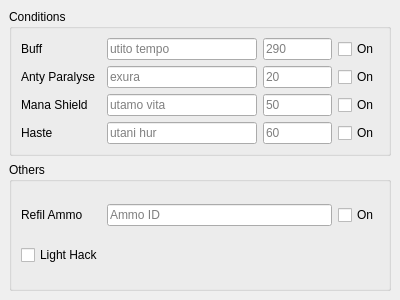
Old version of the form MVC/View/Miscellaneous/MiscellaneousView.ui in the repository enzerah/EasyBot_GUI.
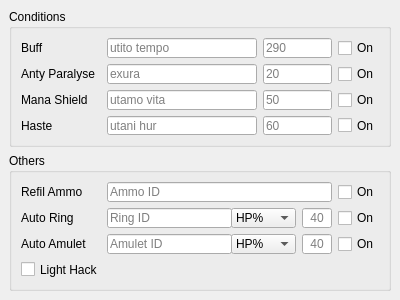
New version of the form.

```diff
--- a/MVC/View/Miscellaneous/MiscellaneousView.ui
+++ b/MVC/View/Miscellaneous/MiscellaneousView.ui
@@ -270,6 +270,161 @@
          </item>
         </layout>
        </item>
+       <item>
+        <layout class="QHBoxLayout" name="horizontalLayout_8">
+         <item>
+          <widget class="QLabel" name="label_8">
+           <property name="minimumSize">
+            <size>
+             <width>80</width>
+             <height>0</height>
+            </size>
+           </property>
+           <property name="text">
+            <string>Auto Ring</string>
+           </property>
+          </widget>
+         </item>
+         <item>
+          <widget class="QLineEdit" name="ringID_lineEdit">
+           <property name="minimumSize">
+            <size>
+             <width>125</width>
+             <height>0</height>
+            </size>
+           </property>
+           <property name="placeholderText">
+            <string>Ring ID</string>
+           </property>
+          </widget>
+         </item>
+         <item>
+          <widget class="QComboBox" name="ringOption_comboBox">
+           <property name="minimumSize">
+            <size>
+             <width>65</width>
+             <height>0</height>
+            </size>
+           </property>
+           <item>
+            <property name="text">
+             <string>HP%</string>
+            </property>
+           </item>
+           <item>
+            <property name="text">
+             <string>MP%</string>
+            </property>
+           </item>
+          </widget>
+         </item>
+         <item>
+          <widget class="QLineEdit" name="lineEdit_2">
+           <property name="minimumSize">
+            <size>
+             <width>30</width>
+             <height>0</height>
+            </size>
+           </property>
+           <property name="maxLength">
+            <number>2</number>
+           </property>
+           <property name="alignment">
+            <set>Qt::AlignmentFlag::AlignCenter</set>
+           </property>
+           <property name="placeholderText">
+            <string>40</string>
+           </property>
+          </widget>
+         </item>
+         <item>
+          <widget class="QCheckBox" name="autoRing_checkBox">
+           <property name="text">
+            <string>On</string>
+           </property>
+          </widget>
+         </item>
+        </layout>
+       </item>
+       <item>
+        <layout class="QHBoxLayout" name="horizontalLayout_7">
+         <item>
+          <widget class="QLabel" name="label_7">
+           <property name="minimumSize">
+            <size>
+             <width>80</width>
+             <height>0</height>
+            </size>
+           </property>
+           <property name="text">
+            <string>Auto Amulet</string>
+           </property>
+          </widget>
+         </item>
+         <item>
+          <widget class="QLineEdit" name="amuletID_lineEdit">
+           <property name="minimumSize">
+            <size>
+             <width>125</width>
+             <height>0</height>
+            </size>
+           </property>
+           <property name="placeholderText">
+            <string>Amulet ID</string>
+           </property>
+          </widget>
+         </item>
+         <item>
+          <widget class="QComboBox" name="amuletOption_comboBox">
+           <property name="minimumSize">
+            <size>
+             <width>65</width>
+             <height>0</height>
+            </size>
+           </property>
+           <item>
+            <property name="text">
+             <string>HP%</string>
+            </property>
+           </item>
+           <item>
+            <property name="text">
+             <string>MP%</string>
+            </property>
+           </item>
+          </widget>
+         </item>
+         <item>
+          <widget class="QLineEdit" name="amuletValue_lineEdit">
+           <property name="minimumSize">
+            <size>
+             <width>30</width>
+             <height>0</height>
+            </size>
+           </property>
+           <property name="inputMask">
+            <string/>
+           </property>
+           <property name="maxLength">
+            <number>2</number>
+           </property>
+           <property name="alignment">
+            <set>Qt::AlignmentFlag::AlignCenter</set>
+           </property>
+           <property name="placeholderText">
+            <string>40</string>
+           </property>
+          </widget>
+         </item>
+         <item>
+          <widget class="QCheckBox" name="autoAmulet_checkBox">
+           <property name="text">
+            <string>On</string>
+           </property>
+          </widget>
+         </item>
+        </layout>
+       </item>
        <item>
         <widget class="QCheckBox" name="lightHack_checkBox">
          <property name="text">
```
Left out of the diff: 6 changed lines with no effect on the pictures.
